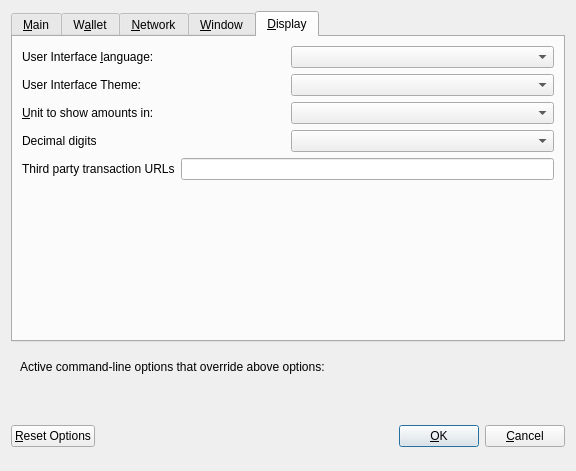
The window that src/qt/forms/optionsdialog.ui (decenomy/ESBC2) describes before a commit, drawn with Qt 5.
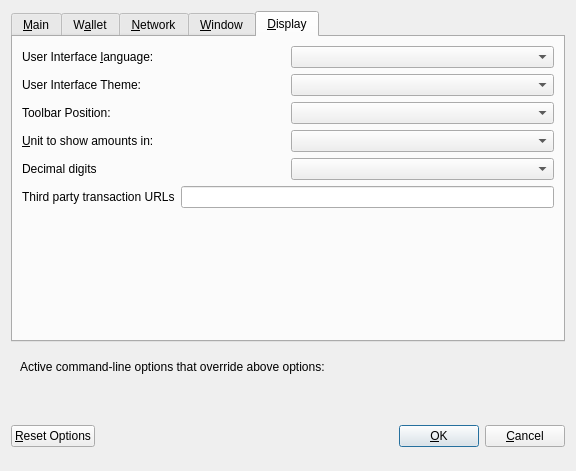
The same window after the commit. The open tabs and pages were chosen to show the change. Custom widgets are drawn as their Qt base class.

```diff
--- a/src/qt/forms/optionsdialog.ui
+++ b/src/qt/forms/optionsdialog.ui
@@ -598,6 +598,20 @@
          </item>
         </layout>
        </item>
+       <item>
+        <layout class="QHBoxLayout" name="horizontalLayout_6_Display">
+         <item>
+          <widget class="QLabel" name="toolbarLabel">
+           <property name="text">
+            <string>Toolbar Position:</string>
+           </property>
+          </widget>
+         </item>
+         <item>
+          <widget class="QValueComboBox" name="toolbarPosition"/>
+         </item>
+        </layout>
+       </item>
        <item>
         <layout class="QHBoxLayout" name="horizontalLayout_2_Display">
          <item>
```
